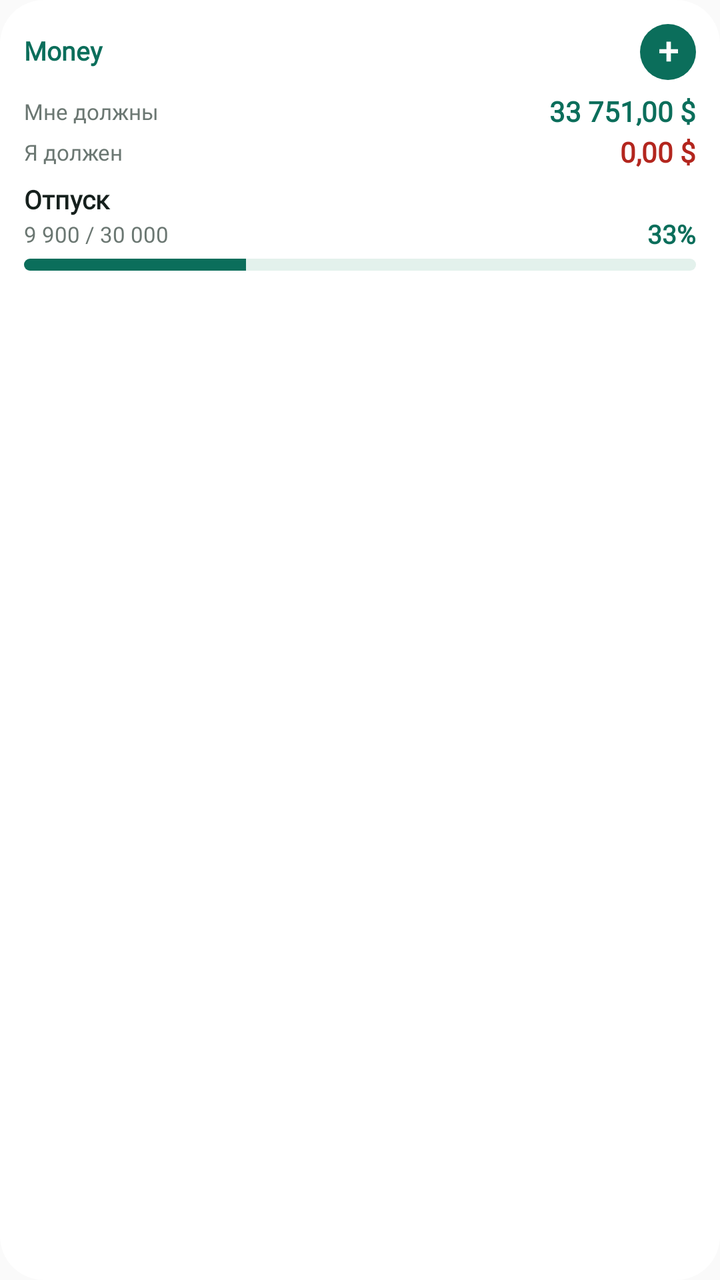
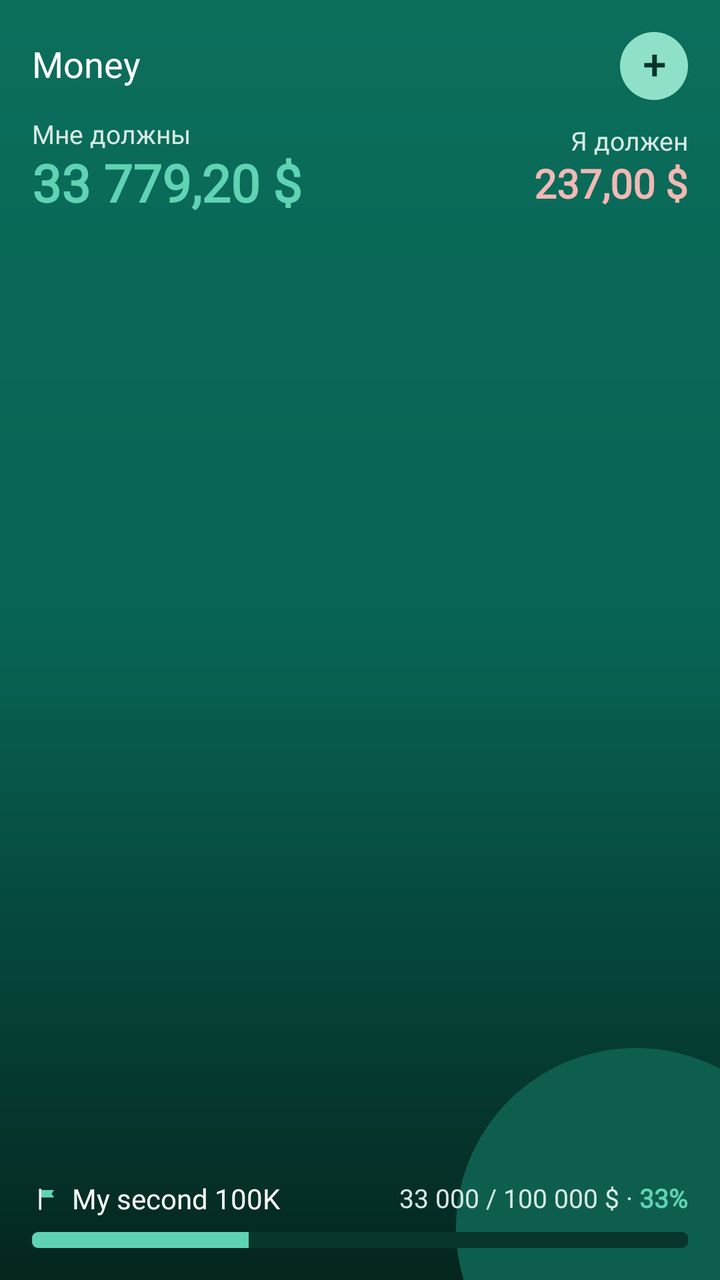

An Android layout rendered at two revisions. The XML below is the earlier revision; the diff shows what the commit changed to produce the second picture.
<!-- AndroidManifest.xml: application theme Theme.Money -->
<!-- res/layout/widget_preview.xml -->
<?xml version="1.0" encoding="utf-8"?>
<LinearLayout xmlns:android="http://schemas.android.com/apk/res/android"
    android:layout_width="match_parent"
    android:layout_height="wrap_content"
    android:background="@drawable/widget_preview_hero_bg"
    android:orientation="vertical"
    android:padding="12dp">

    <LinearLayout
        android:layout_width="match_parent"
        android:layout_height="wrap_content"
        android:gravity="center_vertical"
        android:orientation="horizontal">

        <TextView
            android:layout_width="0dp"
            android:layout_height="wrap_content"
            android:layout_weight="1"
            android:fontFamily="@font/onest"
            android:includeFontPadding="false"
            android:text="@string/home_brand"
            android:textColor="@color/widget_preview_primary"
            android:textSize="13sp"
            android:textStyle="bold" />

        <TextView
            android:layout_width="28dp"
            android:layout_height="28dp"
            android:background="@drawable/widget_preview_plus_bg"
            android:contentDescription="@string/widget_add_debt"
            android:fontFamily="@font/onest"
            android:gravity="center"
            android:includeFontPadding="false"
            android:text="@string/widget_plus"
            android:textColor="@color/widget_preview_on_primary"
            android:textSize="18sp"
            android:textStyle="bold" />
    </LinearLayout>

    <LinearLayout
        android:layout_width="match_parent"
        android:layout_height="wrap_content"
        android:layout_marginTop="8dp"
        android:gravity="center_vertical"
        android:orientation="horizontal">

        <TextView
            android:layout_width="0dp"
            android:layout_height="wrap_content"
            android:layout_weight="1"
            android:fontFamily="@font/onest"
            android:includeFontPadding="false"
            android:text="@string/debt_dashboard_owes_me"
            android:textColor="@color/widget_preview_muted"
            android:textSize="11sp" />

        <TextView
            android:layout_width="wrap_content"
            android:layout_height="wrap_content"
            android:fontFamily="@font/onest"
            android:includeFontPadding="false"
            android:maxLines="1"
            android:text="@string/widget_preview_owes"
            android:textColor="@color/widget_preview_primary"
            android:textSize="14sp"
            android:textStyle="bold" />
    </LinearLayout>

    <LinearLayout
        android:layout_width="match_parent"
        android:layout_height="wrap_content"
        android:layout_marginTop="4dp"
        android:gravity="center_vertical"
        android:orientation="horizontal">

        <TextView
            android:layout_width="0dp"
            android:layout_height="wrap_content"
            android:layout_weight="1"
            android:fontFamily="@font/onest"
            android:includeFontPadding="false"
            android:text="@string/debt_dashboard_i_owe"
            android:textColor="@color/widget_preview_muted"
            android:textSize="11sp" />

        <TextView
            android:layout_width="wrap_content"
            android:layout_height="wrap_content"
            android:fontFamily="@font/onest"
            android:includeFontPadding="false"
            android:maxLines="1"
            android:text="@string/widget_preview_i_owe"
            android:textColor="@color/widget_preview_negative"
            android:textSize="14sp"
            android:textStyle="bold" />
    </LinearLayout>

    <TextView
        android:layout_width="match_parent"
        android:layout_height="wrap_content"
        android:layout_marginTop="8dp"
        android:fontFamily="@font/onest"
        android:includeFontPadding="false"
        android:maxLines="1"
        android:text="@string/widget_preview_goal_name"
        android:textColor="@color/widget_preview_on_card"
        android:textSize="13sp"
        android:textStyle="bold" />

    <LinearLayout
        android:layout_width="match_parent"
        android:layout_height="wrap_content"
        android:layout_marginTop="2dp"
        android:gravity="center_vertical"
        android:orientation="horizontal">

        <TextView
            android:layout_width="0dp"
            android:layout_height="wrap_content"
            android:layout_weight="1"
            android:fontFamily="@font/onest"
            android:includeFontPadding="false"
            android:maxLines="1"
            android:text="@string/widget_preview_goal_ratio"
            android:textColor="@color/widget_preview_muted"
            android:textSize="11sp" />

        <TextView
            android:layout_width="wrap_content"
            android:layout_height="wrap_content"
            android:fontFamily="@font/onest"
            android:includeFontPadding="false"
            android:text="@string/widget_preview_goal_percent"
            android:textColor="@color/widget_preview_primary"
            android:textSize="13sp"
            android:textStyle="bold" />
    </LinearLayout>

    <ProgressBar
        style="?android:attr/progressBarStyleHorizontal"
        android:layout_width="match_parent"
        android:layout_height="6dp"
        android:layout_marginTop="4dp"
        android:indeterminate="false"
        android:max="100"
        android:maxHeight="6dp"
        android:minHeight="6dp"
        android:progress="33"
        android:progressDrawable="@drawable/widget_preview_progress" />
</LinearLayout>
<!-- resources referenced by this layout -->
<resources>
  <color name="widget_preview_muted">#FF6B7772</color>
  <color name="widget_preview_negative">#FFB3261E</color>
  <color name="widget_preview_on_card">#FF16201D</color>
  <color name="widget_preview_on_primary">#FFFFFFFF</color>
  <color name="widget_preview_primary">#FF0B6E5B</color>
  <!-- drawable widget_preview_hero_bg (drawable) -->
  <?xml version="1.0" encoding="utf-8"?>
  <shape xmlns:android="http://schemas.android.com/apk/res/android"
      android:shape="rectangle">
      <solid android:color="@color/widget_preview_hero" />
      <corners android:radius="22dp" />
  </shape>
  <!-- drawable widget_preview_plus_bg (drawable) -->
  <?xml version="1.0" encoding="utf-8"?>
  <shape xmlns:android="http://schemas.android.com/apk/res/android"
      android:shape="oval">
      <solid android:color="@color/widget_preview_primary" />
  </shape>
  <!-- drawable widget_preview_progress (drawable) -->
  <?xml version="1.0" encoding="utf-8"?>
  <layer-list xmlns:android="http://schemas.android.com/apk/res/android">
      <item android:id="@android:id/background">
          <shape>
              <corners android:radius="3dp" />
              <solid android:color="@color/widget_preview_track" />
          </shape>
      </item>
      <item android:id="@android:id/progress">
          <clip
              android:clipOrientation="horizontal"
              android:gravity="start">
              <shape>
                  <corners android:radius="3dp" />
                  <solid android:color="@color/widget_preview_primary" />
              </shape>
          </clip>
      </item>
  </layer-list>
  <string name="debt_dashboard_i_owe">Я должен</string>
  <string name="debt_dashboard_owes_me">Мне должны</string>
  <string name="home_brand">Money</string>
  <string name="widget_add_debt">Новый долг</string>
  <string name="widget_plus" translatable="false">+</string>
  <string name="widget_preview_goal_name">Отпуск</string>
  <string name="widget_preview_goal_percent">33%</string>
  <string name="widget_preview_goal_ratio">9 900 / 30 000</string>
  <string name="widget_preview_i_owe">0,00 $</string>
  <string name="widget_preview_owes">33 751,00 $</string>
  <style name="Theme.Money" parent="Theme.AppCompat.Light.NoActionBar" />
  <color name="widget_preview_hero">#FFFFFFFF</color>
  <color name="widget_preview_track">#FFE3F1EC</color>
</resources>

<!-- the commit's change to res/layout/widget_preview.xml (unified diff, before → after) -->
@@ -1,10 +1,10 @@
 <?xml version="1.0" encoding="utf-8"?>
 <LinearLayout xmlns:android="http://schemas.android.com/apk/res/android"
     android:layout_width="match_parent"
-    android:layout_height="wrap_content"
-    android:background="@drawable/widget_preview_hero_bg"
+    android:layout_height="156dp"
+    android:background="@drawable/widget_card_bg"
     android:orientation="vertical"
-    android:padding="12dp">
+    android:padding="16dp">
 
     <LinearLayout
         android:layout_width="match_parent"
@@ -19,40 +19,120 @@
             android:fontFamily="@font/onest"
             android:includeFontPadding="false"
             android:text="@string/home_brand"
-            android:textColor="@color/widget_preview_primary"
-            android:textSize="13sp"
-            android:textStyle="bold" />
+            android:textColor="@color/widget_preview_on_card"
+            android:textSize="18sp" />
 
         <TextView
-            android:layout_width="28dp"
-            android:layout_height="28dp"
+            android:layout_width="34dp"
+            android:layout_height="34dp"
             android:background="@drawable/widget_preview_plus_bg"
             android:contentDescription="@string/widget_add_debt"
             android:fontFamily="@font/onest"
             android:gravity="center"
             android:includeFontPadding="false"
             android:text="@string/widget_plus"
-            android:textColor="@color/widget_preview_on_primary"
-            android:textSize="18sp"
+            android:textColor="@color/widget_preview_on_mint"
+            android:textSize="20sp"
             android:textStyle="bold" />
     </LinearLayout>
 
     <LinearLayout
         android:layout_width="match_parent"
         android:layout_height="wrap_content"
-        android:layout_marginTop="8dp"
+        android:layout_marginTop="10dp"
+        android:baselineAligned="false"
+        android:orientation="horizontal">
+
+        <LinearLayout
+            android:layout_width="0dp"
+            android:layout_height="wrap_content"
+            android:layout_weight="1.3"
+            android:orientation="vertical">
+
+            <TextView
+                android:layout_width="match_parent"
+                android:layout_height="wrap_content"
+                android:fontFamily="@font/onest"
+                android:includeFontPadding="false"
+                android:text="@string/debt_dashboard_owes_me"
+                android:textColor="@color/widget_preview_muted"
+                android:textSize="13sp" />
+
+            <TextView
+                android:layout_width="match_parent"
+                android:layout_height="wrap_content"
+                android:layout_marginTop="2dp"
+                android:fontFamily="@font/onest"
+                android:includeFontPadding="false"
+                android:maxLines="1"
+                android:text="@string/widget_preview_owes"
+                android:textColor="@color/widget_preview_primary"
+                android:textSize="26sp"
+                android:textStyle="bold" />
+        </LinearLayout>
+
+        <LinearLayout
+            android:layout_width="0dp"
+            android:layout_height="wrap_content"
+            android:layout_gravity="center_vertical"
+            android:layout_weight="1"
+            android:gravity="end"
+            android:orientation="vertical">
+
+            <TextView
+                android:layout_width="match_parent"
+                android:layout_height="wrap_content"
+                android:fontFamily="@font/onest"
+                android:gravity="end"
+                android:includeFontPadding="false"
+                android:text="@string/debt_dashboard_i_owe"
+                android:textColor="@color/widget_preview_muted"
+                android:textSize="13sp" />
+
+            <TextView
+                android:layout_width="match_parent"
+                android:layout_height="wrap_content"
+                android:layout_marginTop="2dp"
+                android:fontFamily="@font/onest"
+                android:gravity="end"
+                android:includeFontPadding="false"
+                android:maxLines="1"
+                android:text="@string/widget_preview_i_owe"
+                android:textColor="@color/widget_preview_negative"
+                android:textSize="20sp"
+                android:textStyle="bold" />
+        </LinearLayout>
+    </LinearLayout>
+
+    <Space
+        android:layout_width="match_parent"
+        android:layout_height="0dp"
+        android:layout_weight="1" />
+
+    <LinearLayout
+        android:layout_width="match_parent"
+        android:layout_height="wrap_content"
         android:gravity="center_vertical"
         android:orientation="horizontal">
+
+        <ImageView
+            android:layout_width="14dp"
+            android:layout_height="14dp"
+            android:contentDescription="@null"
+            android:src="@drawable/widget_goal_flag" />
 
         <TextView
             android:layout_width="0dp"
             android:layout_height="wrap_content"
+            android:layout_marginStart="6dp"
             android:layout_weight="1"
+            android:ellipsize="end"
             android:fontFamily="@font/onest"
             android:includeFontPadding="false"
-            android:text="@string/debt_dashboard_owes_me"
-            android:textColor="@color/widget_preview_muted"
-            android:textSize="11sp" />
+            android:maxLines="1"
+            android:text="@string/widget_preview_goal_name"
+            android:textColor="@color/widget_preview_on_card"
+            android:textSize="14sp" />
 
         <TextView
             android:layout_width="wrap_content"
@@ -60,70 +140,18 @@
             android:fontFamily="@font/onest"
             android:includeFontPadding="false"
             android:maxLines="1"
-            android:text="@string/widget_preview_owes"
-            android:textColor="@color/widget_preview_primary"
-            android:textSize="14sp"
-            android:textStyle="bold" />
-    </LinearLayout>
-
-    <LinearLayout
-        android:layout_width="match_parent"
-        android:layout_height="wrap_content"
-        android:layout_marginTop="4dp"
-        android:gravity="center_vertical"
-        android:orientation="horizontal">
-
-        <TextView
-            android:layout_width="0dp"
-            android:layout_height="wrap_content"
-            android:layout_weight="1"
-            android:fontFamily="@font/onest"
-            android:includeFontPadding="false"
-            android:text="@string/debt_dashboard_i_owe"
+            android:text="@string/widget_preview_goal_ratio"
             android:textColor="@color/widget_preview_muted"
-            android:textSize="11sp" />
+            android:textSize="13sp" />
 
         <TextView
             android:layout_width="wrap_content"
             android:layout_height="wrap_content"
             android:fontFamily="@font/onest"
             android:includeFontPadding="false"
-            android:maxLines="1"
-            android:text="@string/widget_preview_i_owe"
-            android:textColor="@color/widget_preview_negative"
-            android:textSize="14sp"
-            android:textStyle="bold" />
-    </LinearLayout>
-
-    <TextView
-        android:layout_width="match_parent"
-        android:layout_height="wrap_content"
-        android:layout_marginTop="8dp"
-        android:fontFamily="@font/onest"
-        android:includeFontPadding="false"
-        android:maxLines="1"
-        android:text="@string/widget_preview_goal_name"
-        android:textColor="@color/widget_preview_on_card"
-        android:textSize="13sp"
-        android:textStyle="bold" />
-
-    <LinearLayout
-        android:layout_width="match_parent"
-        android:layout_height="wrap_content"
-        android:layout_marginTop="2dp"
-        android:gravity="center_vertical"
-        android:orientation="horizontal">
-
-        <TextView
-            android:layout_width="0dp"
-            android:layout_height="wrap_content"
-            android:layout_weight="1"
-            android:fontFamily="@font/onest"
-            android:includeFontPadding="false"
-            android:maxLines="1"
-            android:text="@string/widget_preview_goal_ratio"
+            android:text=" · "
             android:textColor="@color/widget_preview_muted"
-            android:textSize="11sp" />
+            android:textSize="13sp" />
 
         <TextView
             android:layout_width="wrap_content"
@@ -139,12 +167,12 @@
     <ProgressBar
         style="?android:attr/progressBarStyleHorizontal"
         android:layout_width="match_parent"
-        android:layout_height="6dp"
-        android:layout_marginTop="4dp"
+        android:layout_height="8dp"
+        android:layout_marginTop="8dp"
         android:indeterminate="false"
         android:max="100"
-        android:maxHeight="6dp"
-        android:minHeight="6dp"
+        android:maxHeight="8dp"
+        android:minHeight="8dp"
         android:progress="33"
         android:progressDrawable="@drawable/widget_preview_progress" />
 </LinearLayout>
<!-- resource entries referenced after the edit -->
@@ -1,22 +1,53 @@
 <!-- resources referenced by this layout -->
 <resources>
-  <color name="widget_preview_muted">#FF6B7772</color>
-  <color name="widget_preview_negative">#FFB3261E</color>
-  <color name="widget_preview_on_card">#FF16201D</color>
-  <color name="widget_preview_on_primary">#FFFFFFFF</color>
-  <color name="widget_preview_primary">#FF0B6E5B</color>
-  <!-- drawable widget_preview_hero_bg (drawable) -->
+  <color name="widget_preview_muted">#FFD7EBE4</color>
+  <color name="widget_preview_negative">#FFF2B8B5</color>
+  <color name="widget_preview_on_card">#FFFFFFFF</color>
+  <color name="widget_preview_on_mint">#FF06352C</color>
+  <color name="widget_preview_primary">#FF5FD3B3</color>
+  <!-- drawable widget_card_bg (drawable) -->
   <?xml version="1.0" encoding="utf-8"?>
-  <shape xmlns:android="http://schemas.android.com/apk/res/android"
-      android:shape="rectangle">
-      <solid android:color="@color/widget_preview_hero" />
-      <corners android:radius="22dp" />
-  </shape>
+  <layer-list xmlns:android="http://schemas.android.com/apk/res/android">
+      <item>
+          <shape android:shape="rectangle">
+              <gradient
+                  android:angle="270"
+                  android:centerColor="#FF086354"
+                  android:endColor="#FF04261F"
+                  android:startColor="#FF0B6E5B"
+                  android:type="linear" />
+          </shape>
+      </item>
+      <item
+          android:width="180dp"
+          android:height="180dp"
+          android:bottom="-64dp"
+          android:gravity="bottom|end"
+          android:right="-48dp">
+          <shape android:shape="oval">
+              <solid android:color="#FF0E5E4E" />
+          </shape>
+      </item>
+  </layer-list>
+  <!-- drawable widget_goal_flag (drawable) -->
+  <?xml version="1.0" encoding="utf-8"?>
+  <vector xmlns:android="http://schemas.android.com/apk/res/android"
+      android:width="14dp"
+      android:height="14dp"
+      android:viewportWidth="24"
+      android:viewportHeight="24">
+      <path
+          android:fillColor="#FFFFFFFF"
+          android:pathData="M6,3h2v18h-2z" />
+      <path
+          android:fillColor="#FF5FD3B3"
+          android:pathData="M8,4h11l-2.2,3.2L19,10.4H8z" />
+  </vector>
   <!-- drawable widget_preview_plus_bg (drawable) -->
   <?xml version="1.0" encoding="utf-8"?>
   <shape xmlns:android="http://schemas.android.com/apk/res/android"
       android:shape="oval">
-      <solid android:color="@color/widget_preview_primary" />
+      <solid android:color="@color/widget_preview_mint" />
   </shape>
   <!-- drawable widget_preview_progress (drawable) -->
   <?xml version="1.0" encoding="utf-8"?>
@@ -43,13 +74,13 @@
   <string name="home_brand">Money</string>
   <string name="widget_add_debt">Новый долг</string>
   <string name="widget_plus" translatable="false">+</string>
-  <string name="widget_preview_goal_name">Отпуск</string>
+  <string name="widget_preview_goal_name">My second 100K</string>
   <string name="widget_preview_goal_percent">33%</string>
-  <string name="widget_preview_goal_ratio">9 900 / 30 000</string>
-  <string name="widget_preview_i_owe">0,00 $</string>
-  <string name="widget_preview_owes">33 751,00 $</string>
+  <string name="widget_preview_goal_ratio">33 000 / 100 000 $</string>
+  <string name="widget_preview_i_owe">237,00 $</string>
+  <string name="widget_preview_owes">33 779,20 $</string>
   <style name="Theme.Money" parent="Theme.AppCompat.Light.NoActionBar" />
-  <color name="widget_preview_hero">#FFFFFFFF</color>
-  <color name="widget_preview_track">#FFE3F1EC</color>
+  <color name="widget_preview_mint">#FF8FE0C8</color>
+  <color name="widget_preview_track">#FF08352C</color>
 </resources>
 
